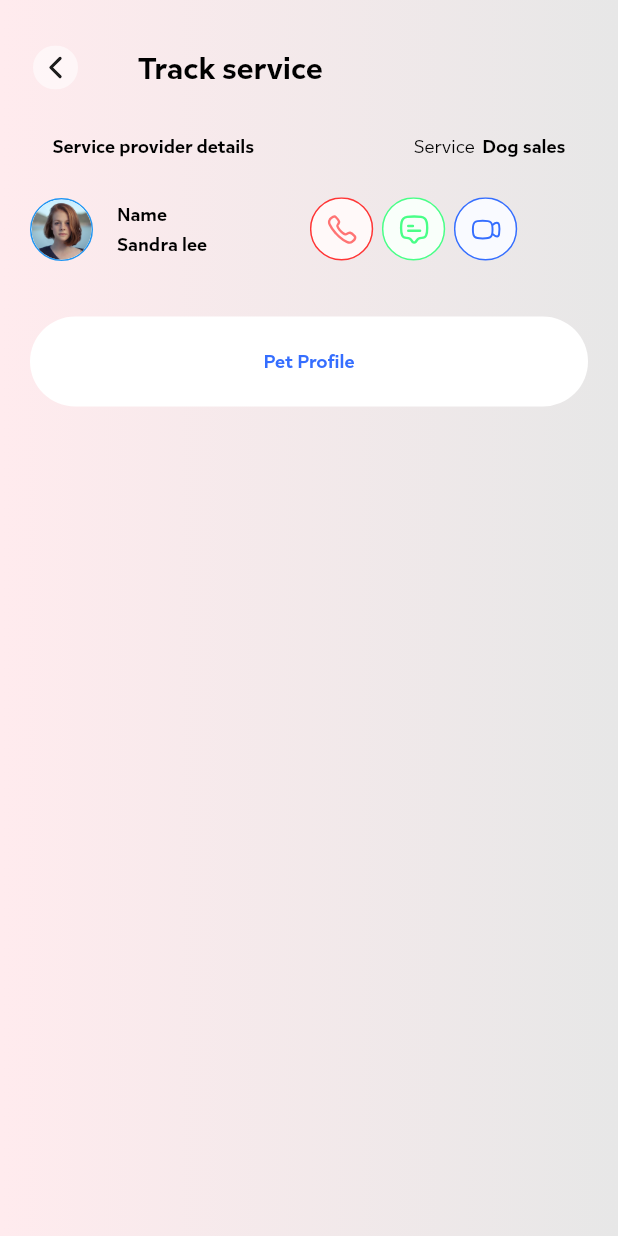
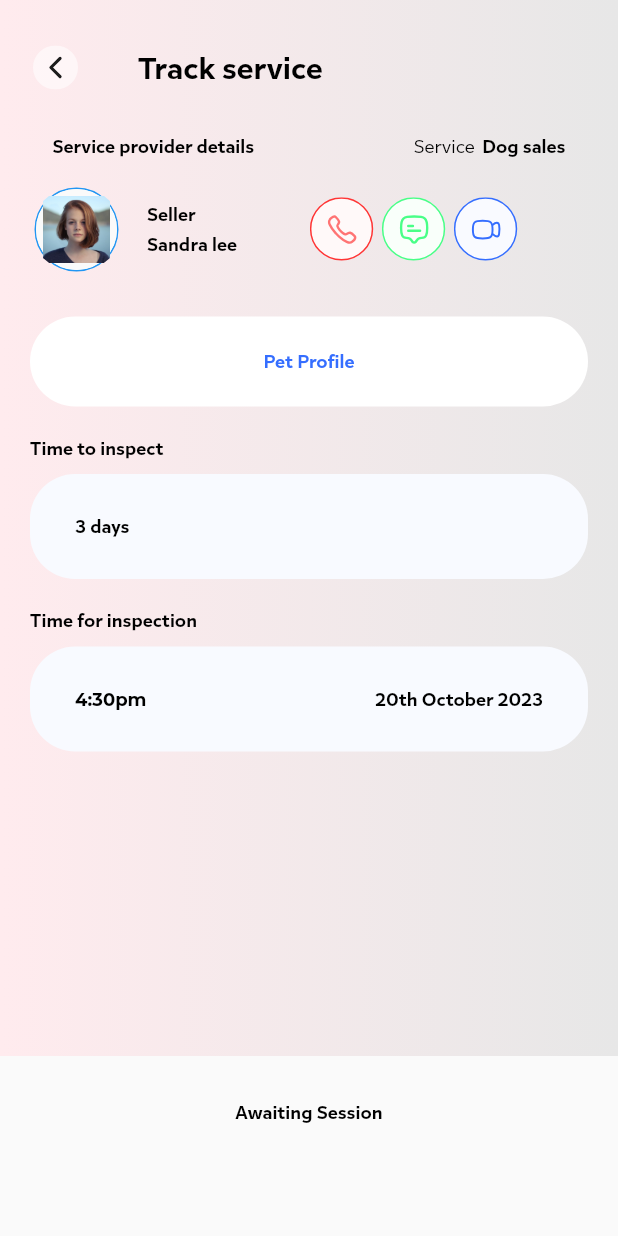
Before and after one commit to naztechnation/Petnity, a Flutter app: the TrackServices screen opened directly, on a phone screen of 412 x 824 dp. Run offline on Flutter 3.47's test engine with Material 2 defaults, Android fonts, the phone set to English and light mode, and no system bars; our stand-ins replace equatable, flutter_bloc, flutter_svg, fluttertoast, geocoding, geolocator and 4 more; network calls fail; project files that could hold a hidden picture were left out.

Commit message:
added pet on sale screen

```diff
--- a/lib/main.dart
+++ b/lib/main.dart
@@ -28,7 +28,7 @@ class Petnity extends StatelessWidget {
       themeMode: ThemeMode.light,
       theme: ThemeData(fontFamily: AppStrings.montserrat),
       routes: AppRoutes.routes,
-      initialRoute: AppRoutes.serviceProviderLandingPage,
+      initialRoute: AppRoutes.landingPage,
       onGenerateRoute: AppRoutes.generateRoute,
     );
   }
--- a/lib/ui/landing_page/services/pet_sellers.dart/track_services.dart
+++ b/lib/ui/landing_page/services/pet_sellers.dart/track_services.dart
@@ -1,6 +1,7 @@
 import 'dart:io';
 
 import 'package:flutter/material.dart';
+import 'package:petnity/utils/navigator/page_navigator.dart';
 
 import '../../../../res/app_colors.dart';
 import '../../../../res/app_constants.dart';
@@ -8,6 +9,7 @@ import '../../../../res/app_strings.dart';
 import '../../../widgets/back_button.dart';
 import '../../../widgets/custom_text.dart';
 import '../track_services/widget/profile.dart';
+import 'purchase_requests.dart';
 
 class TrackServices extends StatefulWidget {
   const TrackServices({super.key});
@@ -59,6 +61,7 @@ class _TrackServicesState extends State<TrackServices> {
                     child: Padding(
               padding: const EdgeInsets.symmetric(horizontal: 20.0),
               child: Column(
+                crossAxisAlignment: CrossAxisAlignment.start,
                 children: [
                   const SizedBox(
                     height: 30,
@@ -133,12 +136,114 @@ class _TrackServicesState extends State<TrackServices> {
                   const SizedBox(
                     height: 20,
                   ),
+                  CustomText(
+                    textAlign: TextAlign.left,
+                    maxLines: 2,
+                    text: 'Time to inspect',
+                    weight: FontWeight.w700,
+                    size: 12,
+                    fontFamily: AppStrings.interSans,
+                    color: Colors.black,
+                  ),
+                  const SizedBox(
+                    height: 10,
+                  ),
+                  Container(
+                    padding: const EdgeInsets.symmetric(horizontal: 30),
+                    height: 70,
+                    width: screenSize(context).width,
+                    decoration: BoxDecoration(
+                      borderRadius: BorderRadius.circular(30),
+                      color: Color(
+                        0xFFF8FAFF,
+                      ),
+                    ),
+                    child: Row(
+                      children: [
+                        CustomText(
+                          textAlign: TextAlign.left,
+                          maxLines: 2,
+                          text: '3 days',
+                          weight: FontWeight.w600,
+                          size: 12,
+                          fontFamily: AppStrings.interSans,
+                          color: Colors.black,
+                        ),
+                      ],
+                    ),
+                  ),
+                  const SizedBox(
+                    height: 20,
+                  ),
+                  CustomText(
+                    textAlign: TextAlign.left,
+                    maxLines: 2,
+                    text: 'Time for inspection',
+                    weight: FontWeight.w600,
+                    size: 12,
+                    fontFamily: AppStrings.interSans,
+                    color: Colors.black,
+                  ),
+                  const SizedBox(
+                    height: 10,
+                  ),
+                  Container(
+                    padding: const EdgeInsets.symmetric(horizontal: 30),
+                    height: 70,
+                    width: screenSize(context).width,
+                    decoration: BoxDecoration(
+                      borderRadius: BorderRadius.circular(30),
+                      color: Color(
+                        0xFFF8FAFF,
+                      ),
+                    ),
+                    child: Row(
+                      children: [
+                        CustomText(
+                          textAlign: TextAlign.left,
+                          maxLines: 2,
+                          text: '4:30pm',
+                          weight: FontWeight.w600,
+                          size: 12,
+                          color: Colors.black,
+                        ),
+                        Spacer(),
+                        CustomText(
+                          textAlign: TextAlign.right,
+                          maxLines: 2,
+                          text: '20th October 2023',
+                          weight: FontWeight.w600,
+                          size: 12,
+                          fontFamily: AppStrings.interSans,
+                          color: Colors.black,
+                        ),
+                      ],
+                    ),
+                  ),
                 ],
               ),
             ))),
           ],
         ),
       ),
+      bottomNavigationBar: Container(
+        padding: const EdgeInsets.only(top: 30),
+        height: 120,
+        child: GestureDetector(
+          onTap: () {
+            AppNavigator.pushAndReplacePage(context, page: PurchaseRequests());
+          },
+          child: CustomText(
+            textAlign: TextAlign.center,
+            maxLines: 2,
+            text: 'Awaiting Session',
+            weight: FontWeight.w600,
+            size: 12,
+            fontFamily: AppStrings.interSans,
+            color: Colors.black,
+          ),
+        ),
+      ),
     );
   }
 }
--- a/lib/ui/landing_page/services/track_services/widget/profile.dart
+++ b/lib/ui/landing_page/services/track_services/widget/profile.dart
@@ -1,5 +1,3 @@
-
-
 import 'package:flutter/material.dart';
 import 'package:petnity/res/app_constants.dart';
 import 'package:petnity/res/app_images.dart';
@@ -9,23 +7,29 @@ import 'package:petnity/ui/widgets/profile_image.dart';
 import '../../../../../res/app_strings.dart';
 import '../../../../widgets/custom_text.dart';
 
-Widget serviceProfile(BuildContext context){
+Widget serviceProfile(BuildContext context, {bool hideImage = false}) {
   return ListTile(
     contentPadding: const EdgeInsets.all(0),
-    leading: ProfileImage('',radius: 20,placeHolder: AppImages.person,),
-    title:  Column(
+    leading: ProfileImage(
+      '',
+      radius: 30,
+      placeHolder: AppImages.person,
+    ),
+    title: Column(
       crossAxisAlignment: CrossAxisAlignment.start,
       children: [
         CustomText(
           textAlign: TextAlign.left,
           maxLines: 2,
-                              text: 'Name',
+          text: 'Seller',
           weight: FontWeight.w700,
           size: 12,
           fontFamily: AppStrings.interSans,
           color: Colors.black,
         ),
-                            const SizedBox(height: 5,),
+        const SizedBox(
+          height: 5,
+        ),
         CustomText(
           textAlign: TextAlign.left,
           maxLines: 2,
@@ -37,16 +41,26 @@ Widget serviceProfile(BuildContext context){
         ),
       ],
     ),
-    trailing: SizedBox(
+    trailing: (hideImage)
+        ? ImageView.svg(AppImages.messageBorder)
+        : SizedBox(
             width: screenSize(context).width * 0.45,
-      child: Row(children: [
+            child: Row(
+              children: [
                 ImageView.svg(AppImages.callBorder),
-        const SizedBox(width: 5,),
+                const SizedBox(
+                  width: 5,
+                ),
                 ImageView.svg(AppImages.messageBorder),
-        const SizedBox(width: 5,),
+                const SizedBox(
+                  width: 5,
+                ),
                 ImageView.svg(AppImages.videoBorder),
-        const SizedBox(width: 5,),
-      ],),
+                const SizedBox(
+                  width: 5,
+                ),
+              ],
+            ),
           ),
   );
 }
```
Also changed, not shown: lib/ui/landing_page/services/pet_sellers.dart/purchase_requests.dart (added, +142 -0 lines). Lines whose indentation alone changed are shown as unchanged.
